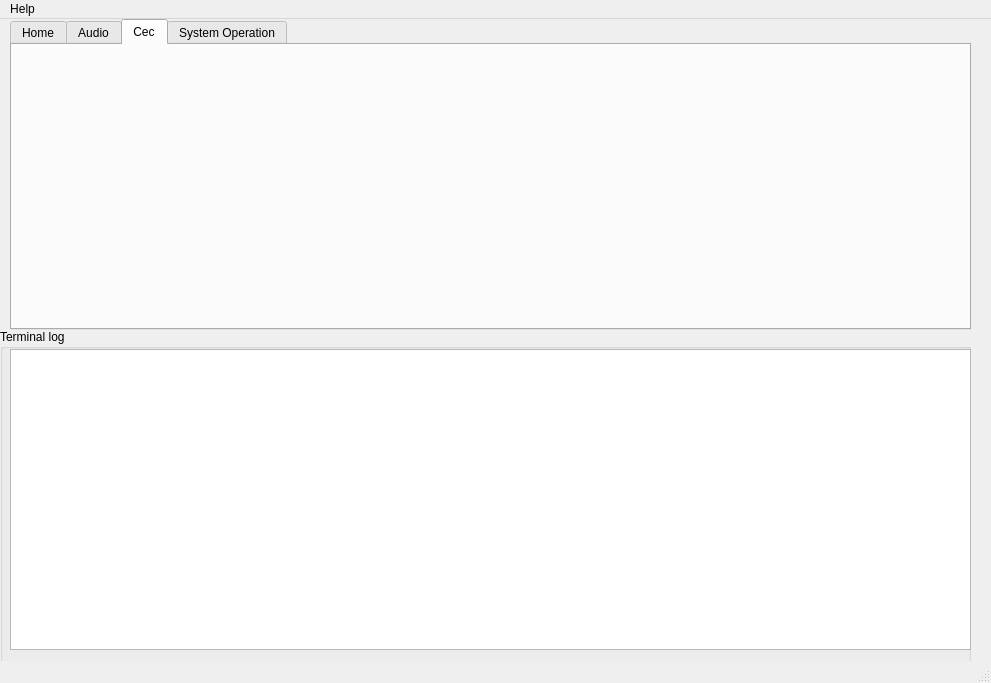
First picture: the form in aml_debug.ui, repository zgyhc2050/amlogic_debug_tool, before the edit.
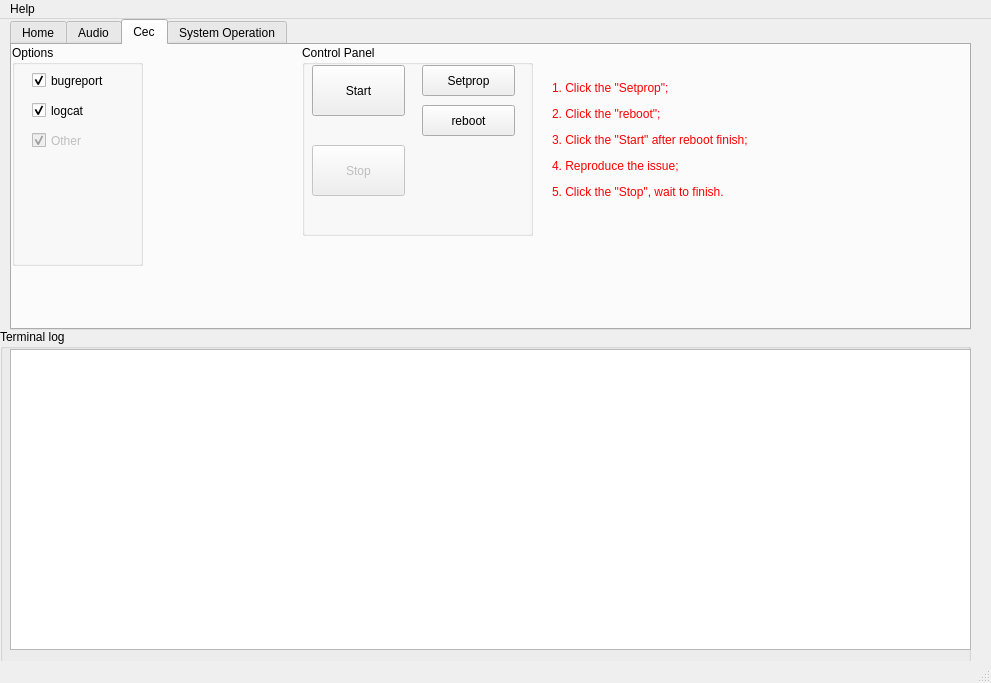
Second picture: the form after the edit. The open tabs and pages were chosen to show the change.

Commit message:
aml_debug v_1_2_1: add cec debug function
Problem:
NONE

Solution:
1. add cec debug function
2. optimize the ini loading at startup
3. optimize some UI code
4. optimize the print terminal log.

Verify:
Vs Code

The edit to the form file:
```diff
--- a/aml_debug.ui
+++ b/aml_debug.ui
@@ -874,6 +874,167 @@
      <attribute name="title">
       <string>Cec</string>
      </attribute>
+     <widget class="QPushButton" name="AmlDebugCecSetprop_pushButton">
+      <property name="geometry">
+       <rect>
+        <x>410</x>
+        <y>20</y>
+        <width>93</width>
+        <height>31</height>
+       </rect>
+      </property>
+      <property name="text">
+       <string>Setprop</string>
+      </property>
+     </widget>
+     <widget class="QPushButton" name="AmlDebugCecReboot_pushButton">
+      <property name="geometry">
+       <rect>
+        <x>410</x>
+        <y>60</y>
+        <width>93</width>
+        <height>31</height>
+       </rect>
+      </property>
+      <property name="text">
+       <string>reboot</string>
+      </property>
+     </widget>
+     <widget class="QPushButton" name="AmlDebugCecStart_pushButton">
+      <property name="geometry">
+       <rect>
+        <x>300</x>
+        <y>20</y>
+        <width>93</width>
+        <height>51</height>
+       </rect>
+      </property>
+      <property name="text">
+       <string>Start</string>
+      </property>
+     </widget>
+     <widget class="QLabel" name="label_23">
+      <property name="geometry">
+       <rect>
+        <x>540</x>
+        <y>10</y>
+        <width>401</width>
+        <height>171</height>
+       </rect>
+      </property>
+      <property name="text">
+       <string>&lt;html&gt;&lt;head/&gt;&lt;body&gt;&lt;p&gt;&lt;span style=&quot; font-size:9pt; color:#ff0000;&quot;&gt;1. Click the &amp;quot;Setprop&amp;quot;;&lt;/span&gt;&lt;/p&gt;&lt;p&gt;&lt;span style=&quot; font-size:9pt; color:#ff0000;&quot;&gt;2. Click the &amp;quot;reboot&amp;quot;;&lt;/span&gt;&lt;/p&gt;&lt;p&gt;&lt;span style=&quot; font-size:9pt; color:#ff0000;&quot;&gt;3. Click the &amp;quot;Start&amp;quot; after reboot finish;&lt;/span&gt;&lt;/p&gt;&lt;p&gt;&lt;span style=&quot; font-size:9pt; color:#ff0000;&quot;&gt;4. Reproduce the issue;&lt;/span&gt;&lt;/p&gt;&lt;p&gt;&lt;span style=&quot; font-size:9pt; color:#ff0000;&quot;&gt;5. Click the &amp;quot;Stop&amp;quot;, wait to finish.&lt;/span&gt;&lt;/p&gt;&lt;/body&gt;&lt;/html&gt;</string>
+      </property>
+     </widget>
+     <widget class="QGroupBox" name="AmlDebugCecOptions_groupBox">
+      <property name="geometry">
+       <rect>
+        <x>0</x>
+        <y>0</y>
+        <width>131</width>
+        <height>221</height>
+       </rect>
+      </property>
+      <property name="title">
+       <string>Options</string>
+      </property>
+      <widget class="QCheckBox" name="AmlDebugCecOptionsBugreport_checkBox">
+       <property name="enabled">
+        <bool>true</bool>
+       </property>
+       <property name="geometry">
+        <rect>
+         <x>20</x>
+         <y>20</y>
+         <width>101</width>
+         <height>31</height>
+        </rect>
+       </property>
+       <property name="mouseTracking">
+        <bool>true</bool>
+       </property>
+       <property name="text">
+        <string>bugreport</string>
+       </property>
+       <property name="checked">
+        <bool>true</bool>
+       </property>
+      </widget>
+      <widget class="QCheckBox" name="AmlDebugCecOptionsLogcat_checkBox">
+       <property name="enabled">
+        <bool>true</bool>
+       </property>
+       <property name="geometry">
+        <rect>
+         <x>20</x>
+         <y>50</y>
+         <width>101</width>
+         <height>31</height>
+        </rect>
+       </property>
+       <property name="text">
+        <string>logcat</string>
+       </property>
+       <property name="checked">
+        <bool>true</bool>
+       </property>
+      </widget>
+      <widget class="QCheckBox" name="AmlDebugHomeOptionsOther2_checkBox_2">
+       <property name="enabled">
+        <bool>false</bool>
+       </property>
+       <property name="geometry">
+        <rect>
+         <x>20</x>
+         <y>80</y>
+         <width>101</width>
+         <height>31</height>
+        </rect>
+       </property>
+       <property name="text">
+        <string>Other</string>
+       </property>
+       <property name="checked">
+        <bool>true</bool>
+       </property>
+      </widget>
+     </widget>
+     <widget class="QPushButton" name="AmlDebugCecStop_pushButton">
+      <property name="enabled">
+       <bool>false</bool>
+      </property>
+      <property name="geometry">
+       <rect>
+        <x>300</x>
+        <y>100</y>
+        <width>93</width>
+        <height>51</height>
+       </rect>
+      </property>
+      <property name="text">
+       <string>Stop</string>
+      </property>
+     </widget>
+     <widget class="QGroupBox" name="AmlDebugCecCtrlPanel_groupBox">
+      <property name="geometry">
+       <rect>
+        <x>290</x>
+        <y>0</y>
+        <width>231</width>
+        <height>191</height>
+       </rect>
+      </property>
+      <property name="title">
+       <string>Control Panel</string>
+      </property>
+     </widget>
+     <zorder>AmlDebugCecCtrlPanel_groupBox</zorder>
+     <zorder>AmlDebugCecSetprop_pushButton</zorder>
+     <zorder>AmlDebugCecReboot_pushButton</zorder>
+     <zorder>AmlDebugCecStart_pushButton</zorder>
+     <zorder>label_23</zorder>
+     <zorder>AmlDebugCecOptions_groupBox</zorder>
+     <zorder>AmlDebugCecStop_pushButton</zorder>
     </widget>
     <widget class="QWidget" name="AmlDebugSysOperation_tab">
      <attribute name="title">
```
Left out of the diff: 2 changed lines with no effect on the pictures. The commit also changes 19 other files.
